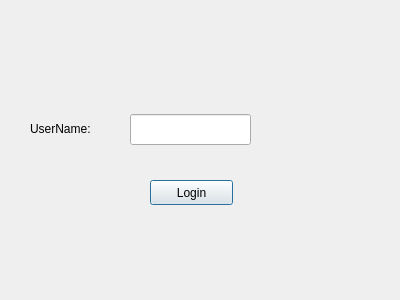
maliklewis/comp3004, file clientlogin.ui: the form before one commit.
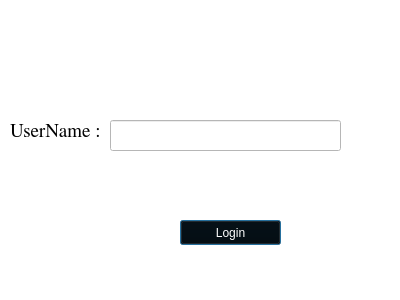
The form after the commit. Icons and pictures are not drawn.

```diff
--- a/clientlogin.ui
+++ b/clientlogin.ui
@@ -13,42 +13,94 @@
   <property name="windowTitle">
    <string>Client Login</string>
   </property>
+  <property name="styleSheet">
+   <string notr="true">color: rgb(0, 0, 0);
+background-color: rgb(255,255,255);</string>
+  </property>
+  <widget class="QLabel" name="label">
+   <property name="geometry">
+    <rect>
+     <x>10</x>
+     <y>120</y>
+     <width>91</width>
+     <height>21</height>
+    </rect>
+   </property>
+   <property name="font">
+    <font>
+     <family>FreeSerif</family>
+     <pointsize>14</pointsize>
+     <weight>9</weight>
+     <italic>false</italic>
+     <bold>false</bold>
+    </font>
+   </property>
+   <property name="styleSheet">
+    <string notr="true">font: 75 14pt &quot;FreeSerif&quot;;
+
+</string>
+   </property>
+   <property name="text">
+    <string>UserName :</string>
+   </property>
+  </widget>
   <widget class="QLineEdit" name="userName">
    <property name="geometry">
     <rect>
-     <x>130</x>
-     <y>114</y>
-     <width>121</width>
+     <x>110</x>
+     <y>120</y>
+     <width>231</width>
      <height>31</height>
     </rect>
    </property>
+   <property name="styleSheet">
+    <string notr="true">border-color: rgb(255, 255, 255);</string>
+   </property>
   </widget>
-  <widget class="QLabel" name="label">
+  <widget class="QLabel" name="label_2">
    <property name="geometry">
     <rect>
-     <x>30</x>
-     <y>120</y>
-     <width>81</width>
-     <height>17</height>
+     <x>100</x>
+     <y>30</y>
+     <width>211</width>
+     <height>181</height>
     </rect>
    </property>
    <property name="text">
-    <string>UserName:</string>
+    <string/>
+   </property>
+   <property name="pixmap">
+    <pixmap>../../Downloads/cuacs logo( black &amp; red).png</pixmap>
+   </property>
+   <property name="scaledContents">
+    <bool>true</bool>
+   </property>
+   <property name="wordWrap">
+    <bool>false</bool>
    </property>
   </widget>
   <widget class="QPushButton" name="loginButton">
    <property name="geometry">
     <rect>
-     <x>150</x>
-     <y>180</y>
-     <width>83</width>
+     <x>180</x>
+     <y>220</y>
+     <width>101</width>
      <height>25</height>
     </rect>
    </property>
+   <property name="styleSheet">
+    <string notr="true">color: rgb(255, 255, 255);
+background-color: rgb(0, 0, 0);
+font: 75 11pt &quot;DejaVu Sans Mono&quot;;</string>
+   </property>
    <property name="text">
     <string>Login</string>
    </property>
   </widget>
+  <zorder>label</zorder>
+  <zorder>label_2</zorder>
+  <zorder>loginButton</zorder>
+  <zorder>userName</zorder>
  </widget>
  <resources/>
  <connections/>
```
